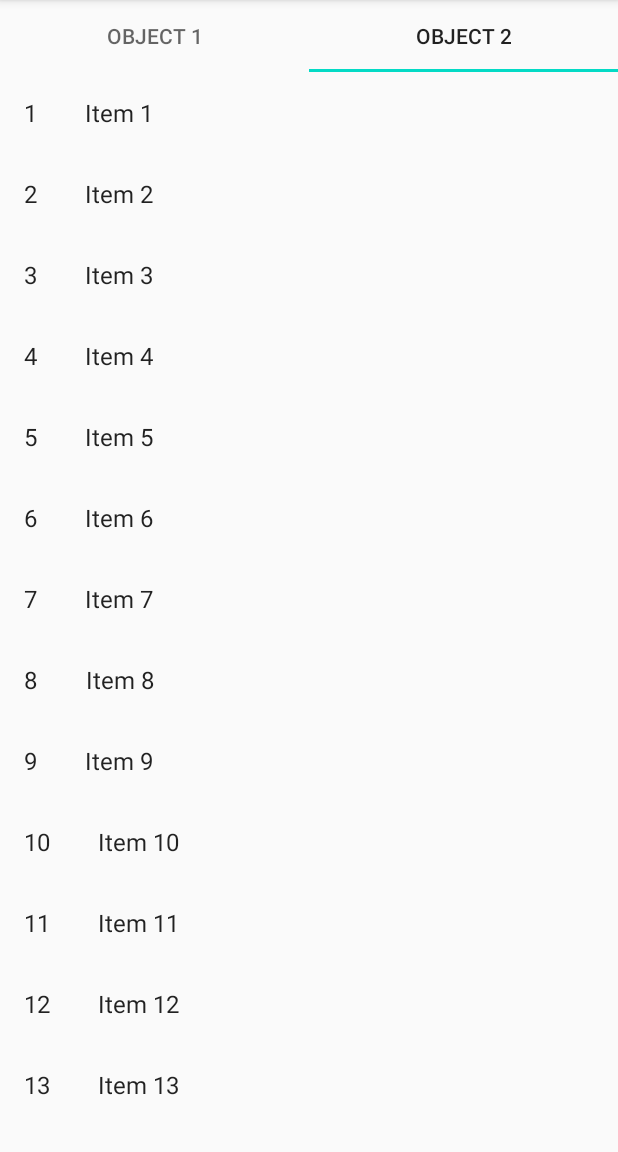
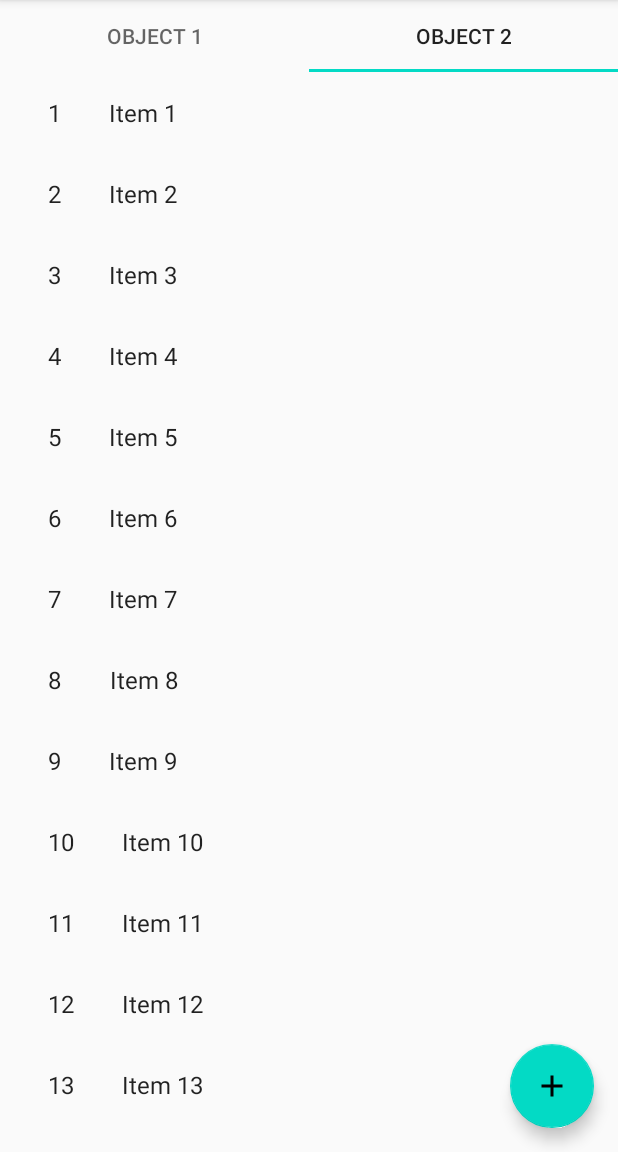
Before and after one commit to jiang-kevin/shiny-count, an Android app: the screen it shows after launch (MainActivity), tab 2 chosen, on a phone screen of 412 x 824 dp, the part 84-1236 px from its top. Run offline under Robolectric (Android 15) with nearby library versions, the phone set to English and light mode, and no system bars.

Commit message:
Added nav graphs for viewpager and new counter interface

```diff
--- a/app/build.gradle
+++ b/app/build.gradle
@@ -2,6 +2,7 @@ apply plugin: 'com.android.application'
 apply plugin: 'kotlin-android'
 apply plugin: 'kotlin-android-extensions'
 apply plugin: 'kotlin-kapt'
+apply plugin: "androidx.navigation.safeargs.kotlin"
 
 android {
     compileSdkVersion 29
@@ -40,7 +41,8 @@ dependencies {
     kapt "androidx.room:room-compiler:$room_version"
     implementation "androidx.room:room-ktx:$room_version"
 
-    implementation 'com.google.android.material:material:1.1.0'
+    implementation 'com.google.android.material:material:1.2.0-alpha05'
+    implementation "androidx.viewpager2:viewpager2:1.0.0"
 
     implementation fileTree(dir: 'libs', include: ['*.jar'])
     implementation "org.jetbrains.kotlin:kotlin-stdlib-jdk7:$kotlin_version"
--- /dev/null
+++ b/app/src/main/java/com/monachrom/shinycount/NewCounterFragment.kt
@@ -0,0 +1,32 @@
+package com.monachrom.shinycount
+
+import androidx.lifecycle.ViewModelProviders
+import android.os.Bundle
+import androidx.fragment.app.Fragment
+import android.view.LayoutInflater
+import android.view.View
+import android.view.ViewGroup
+
+
+class NewCounterFragment : Fragment() {
+
+    companion object {
+        fun newInstance() = NewCounterFragment()
+    }
+
+    private lateinit var viewModel: NewCounterViewModel
+
+    override fun onCreateView(
+        inflater: LayoutInflater, container: ViewGroup?,
+        savedInstanceState: Bundle?
+    ): View? {
+        return inflater.inflate(R.layout.fragment_new_counter, container, false)
+    }
+
+    override fun onActivityCreated(savedInstanceState: Bundle?) {
+        super.onActivityCreated(savedInstanceState)
+        viewModel = ViewModelProviders.of(this).get(NewCounterViewModel::class.java)
+        // TODO: Use the ViewModel
+    }
+
+}
--- /dev/null
+++ b/app/src/main/java/com/monachrom/shinycount/NewCounterViewModel.kt
@@ -0,0 +1,7 @@
+package com.monachrom.shinycount
+
+import androidx.lifecycle.ViewModel
+
+class NewCounterViewModel : ViewModel() {
+    // TODO: Implement the ViewModel
+}
--- a/app/src/main/java/com/monachrom/shinycount/list/adapters/CounterRecyclerViewAdapter.kt
+++ b/app/src/main/java/com/monachrom/shinycount/list/adapters/CounterRecyclerViewAdapter.kt
@@ -8,7 +8,7 @@ import android.widget.TextView
 import com.monachrom.shinycount.R
 
 
-import com.monachrom.shinycount.list.ui.CounterFragment.OnListFragmentInteractionListener
+import com.monachrom.shinycount.list.ui.CounterListFragment.OnListFragmentInteractionListener
 import com.monachrom.shinycount.dummy.DummyContent.DummyItem
 
 import kotlinx.android.synthetic.main.fragment_counter.view.*
--- a/app/src/main/java/com/monachrom/shinycount/list/data/Counter.kt
+++ b/app/src/main/java/com/monachrom/shinycount/list/data/Counter.kt
@@ -11,6 +11,6 @@ data class Counter(
     val name: String,
     val pokemon: String,
     val method: String,
-    @ColumnInfo(name = "start_date") val startDate: Date,
+    @ColumnInfo(name = "start_date") val startDate: Long,
     val count: Int
 )
--- a/app/src/main/java/com/monachrom/shinycount/list/data/CounterDao.kt
+++ b/app/src/main/java/com/monachrom/shinycount/list/data/CounterDao.kt
@@ -1,11 +1,8 @@
 package com.monachrom.shinycount.list.data
 
-import androidx.room.Delete
-import androidx.room.Entity
-import androidx.room.Insert
-import androidx.room.Query
+import androidx.room.*
 
-@Entity
+@Dao
 interface CounterDao {
     @Query("SELECT * FROM counter")
     fun getAll(): List<Counter>
--- /dev/null
+++ b/app/src/main/java/com/monachrom/shinycount/list/ui/CounterListContainerFragment.kt
@@ -0,0 +1,27 @@
+package com.monachrom.shinycount.list.ui
+
+import android.os.Bundle
+import androidx.fragment.app.Fragment
+import android.view.LayoutInflater
+import android.view.View
+import android.view.ViewGroup
+import android.widget.TextView
+import com.monachrom.shinycount.R
+import com.monachrom.shinycount.databinding.FragmentCounterListBinding
+import com.monachrom.shinycount.databinding.FragmentCounterListContainerBinding
+
+/**
+ * A simple [Fragment] subclass.
+ */
+class CounterListContainerFragment : Fragment() {
+
+    private lateinit var binding: FragmentCounterListContainerBinding
+
+    override fun onCreateView(
+        inflater: LayoutInflater, container: ViewGroup?,
+        savedInstanceState: Bundle?
+    ): View? {
+        binding = FragmentCounterListContainerBinding.inflate(inflater, container, false)
+        return binding.root
+    }
+}
--- a/app/src/main/java/com/monachrom/shinycount/list/ui/CounterFragment.kt
+++ b/app/src/main/java/com/monachrom/shinycount/list/ui/CounterListFragment.kt
@@ -5,11 +5,12 @@ import android.os.Bundle
 import androidx.fragment.app.Fragment
 import androidx.recyclerview.widget.GridLayoutManager
 import androidx.recyclerview.widget.LinearLayoutManager
-import androidx.recyclerview.widget.RecyclerView
 import android.view.LayoutInflater
 import android.view.View
 import android.view.ViewGroup
+import androidx.navigation.fragment.findNavController
 import com.monachrom.shinycount.R
+import com.monachrom.shinycount.databinding.FragmentCounterListBinding
 
 import com.monachrom.shinycount.dummy.DummyContent
 import com.monachrom.shinycount.dummy.DummyContent.DummyItem
@@ -18,13 +19,12 @@ import com.monachrom.shinycount.list.adapters.CounterRecyclerViewAdapter
 /**
  * A fragment representing a list of Items.
  * Activities containing this fragment MUST implement the
- * [CounterFragment.OnListFragmentInteractionListener] interface.
+ * [CounterListFragment.OnListFragmentInteractionListener] interface.
  */
-class CounterFragment : Fragment() {
+class CounterListFragment : Fragment() {
 
-    // TODO: Customize parameters
+    private lateinit var binding: FragmentCounterListBinding
     private var columnCount = 1
-
     private var listener: OnListFragmentInteractionListener? = null
 
     override fun onCreate(savedInstanceState: Bundle?) {
@@ -39,11 +39,10 @@ class CounterFragment : Fragment() {
         inflater: LayoutInflater, container: ViewGroup?,
         savedInstanceState: Bundle?
     ): View? {
-        val view = inflater.inflate(R.layout.fragment_counter_list, container, false)
+        binding = FragmentCounterListBinding.inflate(inflater, container, false)
 
         // Set the adapter
-        if (view is RecyclerView) {
-            with(view) {
+        with(binding.list) {
             layoutManager = when {
                 columnCount <= 1 -> LinearLayoutManager(context)
                 else -> GridLayoutManager(context, columnCount)
@@ -54,8 +53,16 @@ class CounterFragment : Fragment() {
                     listener
                 )
         }
+
+        return binding.root
     }
-        return view
+
+    override fun onViewCreated(view: View, savedInstanceState: Bundle?) {
+        super.onViewCreated(view, savedInstanceState)
+        binding.floatingActionButton.setOnClickListener {
+            val action = CounterListFragmentDirections.actionNewCounter()
+            findNavController().navigate(action)
+        }
     }
 
     override fun onAttach(context: Context) {
@@ -96,7 +103,7 @@ class CounterFragment : Fragment() {
         // TODO: Customize parameter initialization
         @JvmStatic
         fun newInstance(columnCount: Int) =
-            CounterFragment().apply {
+            CounterListFragment().apply {
                 arguments = Bundle().apply {
                     putInt(ARG_COLUMN_COUNT, columnCount)
                 }
--- a/app/src/main/java/com/monachrom/shinycount/main/adapters/CounterViewPagerAdapter.kt
+++ b/app/src/main/java/com/monachrom/shinycount/main/adapters/CounterViewPagerAdapter.kt
@@ -1,28 +1,20 @@
 package com.monachrom.shinycount.main.adapters
 
-import android.os.Bundle
 import androidx.fragment.app.Fragment
 import androidx.viewpager2.adapter.FragmentStateAdapter
 import com.monachrom.shinycount.detail.CounterDetailFragment
-import com.monachrom.shinycount.list.ui.CounterFragment
-
-private const val ARG_OBJECT = "object"
+import com.monachrom.shinycount.list.ui.CounterListContainerFragment
+import com.monachrom.shinycount.list.ui.CounterListFragment
 
 class CounterViewPagerAdapter(fragment: Fragment) : FragmentStateAdapter(fragment) {
     override fun getItemCount(): Int = 2
 
     override fun createFragment(position: Int): Fragment {
         // Return a NEW fragment instance in createFragment(int)
-        val fragment: Fragment = if (position == 0) {
+        return if (position == 0) {
             CounterDetailFragment()
         } else {
-            CounterFragment()
+            CounterListContainerFragment()
         }
-
-        fragment.arguments = Bundle().apply {
-            // Our object is just an integer :-P
-            putInt(ARG_OBJECT, position + 1)
-        }
-        return fragment
     }
 }
--- a/app/src/main/java/com/monachrom/shinycount/main/ui/MainActivity.kt
+++ b/app/src/main/java/com/monachrom/shinycount/main/ui/MainActivity.kt
@@ -2,6 +2,7 @@ package com.monachrom.shinycount.main.ui
 
 import androidx.appcompat.app.AppCompatActivity
 import android.os.Bundle
+import androidx.navigation.fragment.NavHostFragment
 import com.monachrom.shinycount.R
 import com.monachrom.shinycount.main.ui.MainFragment
 
@@ -10,10 +11,5 @@ class MainActivity : AppCompatActivity() {
     override fun onCreate(savedInstanceState: Bundle?) {
         super.onCreate(savedInstanceState)
         setContentView(R.layout.main_activity)
-        if (savedInstanceState == null) {
-            supportFragmentManager.beginTransaction()
-                    .replace(R.id.container, MainFragment.newInstance())
-                    .commitNow()
-        }
     }
 }
--- a/app/src/main/java/com/monachrom/shinycount/main/ui/MainFragment.kt
+++ b/app/src/main/java/com/monachrom/shinycount/main/ui/MainFragment.kt
@@ -26,8 +26,7 @@ class MainFragment : Fragment() {
     override fun onCreateView(inflater: LayoutInflater, container: ViewGroup?,
                               savedInstanceState: Bundle?): View {
         binding = MainFragmentBinding.inflate(inflater, container, false)
-        val view = binding.root
-        return view
+        return binding.root
     }
 
     override fun onViewCreated(view: View, savedInstanceState: Bundle?) {
--- /dev/null
+++ b/app/src/main/res/drawable/ic_add_black_24dp.xml
@@ -0,0 +1,9 @@
+<vector xmlns:android="http://schemas.android.com/apk/res/android"
+        android:width="24dp"
+        android:height="24dp"
+        android:viewportWidth="24.0"
+        android:viewportHeight="24.0">
+    <path
+        android:fillColor="#FF000000"
+        android:pathData="M19,13h-6v6h-2v-6H5v-2h6V5h2v6h6v2z"/>
+</vector>
--- a/app/src/main/res/layout/counter_detail_fragment.xml
+++ b/app/src/main/res/layout/counter_detail_fragment.xml
@@ -8,6 +8,6 @@
     <TextView
         android:layout_width="match_parent"
         android:layout_height="match_parent"
-        android:text="Details" />
+        android:text="jskal;" />
 
 </FrameLayout>
--- a/app/src/main/res/layout/fragment_counter_list.xml
+++ b/app/src/main/res/layout/fragment_counter_list.xml
@@ -1,7 +1,11 @@
 <?xml version="1.0" encoding="utf-8"?>
-<androidx.recyclerview.widget.RecyclerView xmlns:android="http://schemas.android.com/apk/res/android"
-    xmlns:app="http://schemas.android.com/apk/res-auto"
+<FrameLayout xmlns:app="http://schemas.android.com/apk/res-auto"
     xmlns:tools="http://schemas.android.com/tools"
+    xmlns:android="http://schemas.android.com/apk/res/android"
+    android:layout_height="match_parent"
+    android:layout_width="match_parent">
+
+    <androidx.recyclerview.widget.RecyclerView
         android:id="@+id/list"
         android:name="com.monachrom.shinycount.CounterFragment"
         android:layout_width="match_parent"
@@ -9,5 +13,18 @@
         android:layout_marginLeft="16dp"
         android:layout_marginRight="16dp"
         app:layoutManager="LinearLayoutManager"
-    tools:context=".list.ui.CounterFragment"
-    tools:listitem="@layout/fragment_counter" />
+        tools:context=".list.ui.CounterListFragment"
+        tools:listitem="@layout/fragment_counter" >
+
+    </androidx.recyclerview.widget.RecyclerView>
+
+    <com.google.android.material.floatingactionbutton.FloatingActionButton
+        android:id="@+id/floatingActionButton"
+        android:layout_width="wrap_content"
+        android:layout_height="wrap_content"
+        android:layout_gravity="end|bottom"
+        android:layout_margin="16dp"
+        android:clickable="true"
+        android:focusable="true"
+        android:src="@drawable/ic_add_black_24dp" />
+</FrameLayout>
--- /dev/null
+++ b/app/src/main/res/layout/fragment_counter_list_container.xml
@@ -0,0 +1,15 @@
+<?xml version="1.0" encoding="utf-8"?>
+<androidx.constraintlayout.widget.ConstraintLayout xmlns:android="http://schemas.android.com/apk/res/android"
+    android:layout_width="match_parent"
+    android:layout_height="match_parent"
+    xmlns:app="http://schemas.android.com/apk/res-auto">
+
+    <fragment
+        android:id="@+id/nav_host_fragment_counter_list"
+        android:name="androidx.navigation.fragment.NavHostFragment"
+        android:layout_width="match_parent"
+        android:layout_height="match_parent"
+        app:defaultNavHost="true"
+        app:navGraph="@navigation/nav_graph_counter_list" />
+
+</androidx.constraintlayout.widget.ConstraintLayout>
--- /dev/null
+++ b/app/src/main/res/layout/fragment_new_counter.xml
@@ -0,0 +1,18 @@
+<?xml version="1.0" encoding="utf-8"?>
+<LinearLayout xmlns:android="http://schemas.android.com/apk/res/android"
+    xmlns:tools="http://schemas.android.com/tools"
+    android:layout_width="match_parent"
+    android:layout_height="match_parent"
+    android:orientation="vertical"
+    tools:context=".NewCounterFragment" >
+
+    <com.google.android.material.textfield.TextInputLayout
+        android:layout_width="match_parent"
+        android:layout_height="wrap_content">
+
+        <com.google.android.material.textfield.TextInputEditText
+            android:layout_width="match_parent"
+            android:layout_height="wrap_content"
+            android:hint="hint" />
+    </com.google.android.material.textfield.TextInputLayout>
+</LinearLayout>
--- a/app/src/main/res/layout/main_activity.xml
+++ b/app/src/main/res/layout/main_activity.xml
@@ -8,17 +8,11 @@
     android:layout_height="match_parent"
     tools:context=".main.ui.MainActivity" >
 
-    <androidx.fragment.app.FragmentContainerView
-        android:id="@+id/nav_host_fragment"
+    <fragment
+        android:id="@+id/fragment"
         android:name="androidx.navigation.fragment.NavHostFragment"
-        android:layout_width="0dp"
-        android:layout_height="0dp"
-        app:layout_constraintLeft_toLeftOf="parent"
-        app:layout_constraintRight_toRightOf="parent"
-        app:layout_constraintTop_toTopOf="parent"
-        app:layout_constraintBottom_toBottomOf="parent"
-
+        android:layout_width="match_parent"
+        android:layout_height="match_parent"
         app:defaultNavHost="true"
         app:navGraph="@navigation/nav_graph" />
-
 </FrameLayout>
--- /dev/null
+++ b/app/src/main/res/navigation/nav_graph_counter_list.xml
@@ -0,0 +1,21 @@
+<?xml version="1.0" encoding="utf-8"?>
+<navigation xmlns:android="http://schemas.android.com/apk/res/android"
+    xmlns:app="http://schemas.android.com/apk/res-auto"
+    xmlns:tools="http://schemas.android.com/tools"
+    android:id="@+id/nav_graph_counter_list"
+    app:startDestination="@id/counterListFragment2">
+
+    <fragment
+        android:id="@+id/counterListFragment2"
+        android:name="com.monachrom.shinycount.list.ui.CounterListFragment"
+        android:label="CounterListFragment" >
+        <action
+            android:id="@+id/action_new_counter"
+            app:destination="@id/newCounterFragment2" />
+    </fragment>
+    <fragment
+        android:id="@+id/newCounterFragment2"
+        android:name="com.monachrom.shinycount.NewCounterFragment"
+        android:label="fragment_new_counter"
+        tools:layout="@layout/fragment_new_counter" />
+</navigation>
--- a/app/src/main/res/values/strings.xml
+++ b/app/src/main/res/values/strings.xml
@@ -1,3 +1,6 @@
 <resources>
     <string name="app_name">Shiny Count</string>
+
+    <!-- TODO: Remove or change this placeholder text -->
+    <string name="hello_blank_fragment">Hello blank fragment</string>
 </resources>
--- a/build.gradle
+++ b/build.gradle
@@ -10,6 +10,10 @@ buildscript {
     dependencies {
         classpath 'com.android.tools.build:gradle:3.6.1'
         classpath "org.jetbrains.kotlin:kotlin-gradle-plugin:$kotlin_version"
+
+        def nav_version = "2.2.1"
+        classpath "androidx.navigation:navigation-safe-args-gradle-plugin:$nav_version"
+
 
         // NOTE: Do not place your application dependencies here; they belong
         // in the individual module build.gradle files
```
Lines whose indentation alone changed are shown as unchanged.
